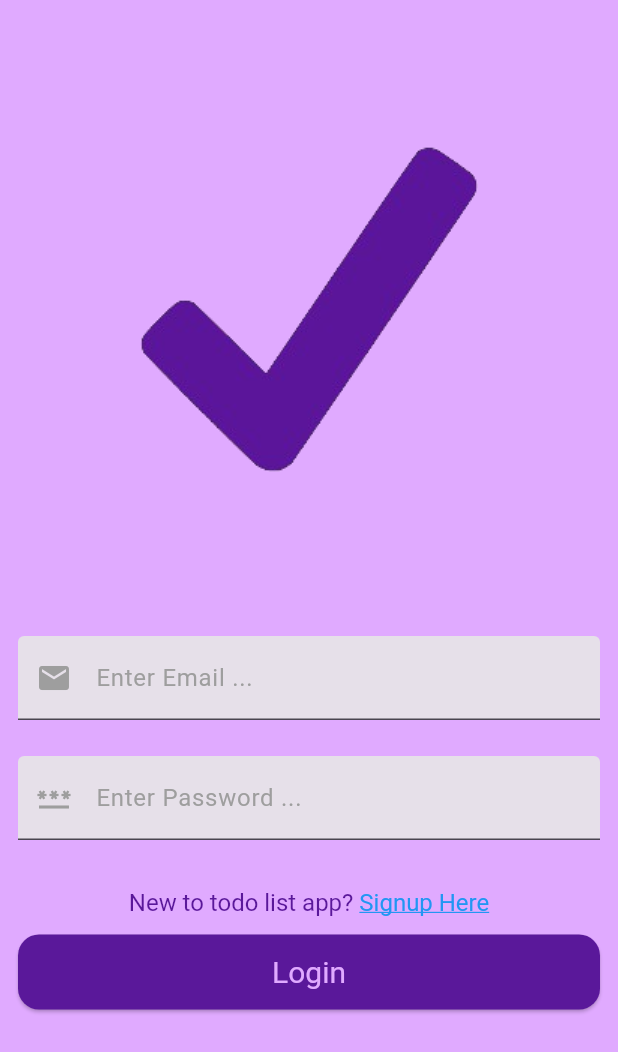
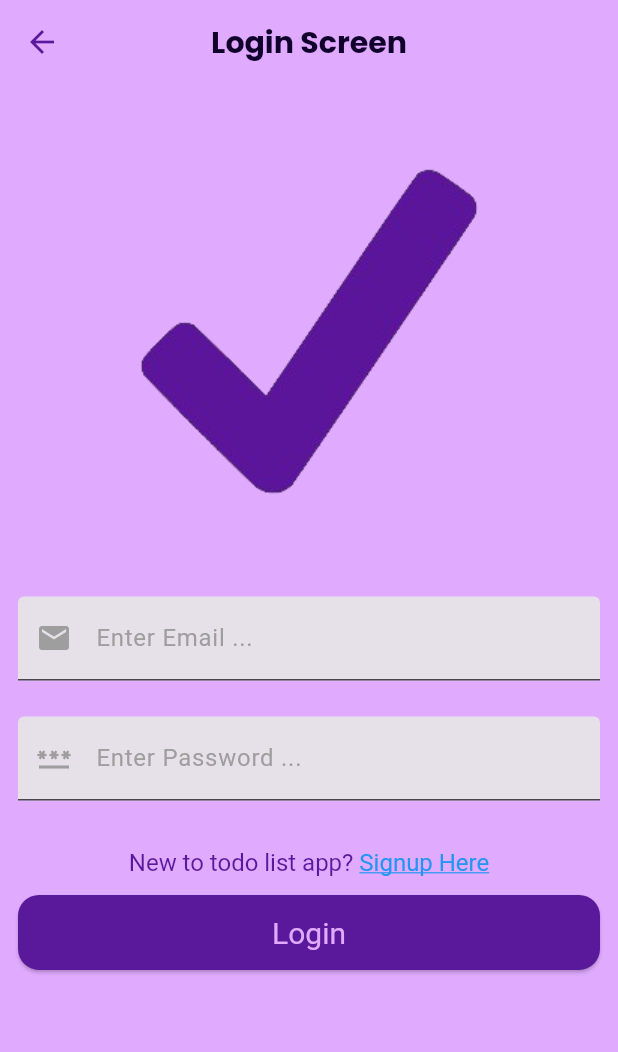
Before and after one commit to CTZNpk/TodoApp, a Flutter app: the LoginScreen screen opened directly, on a phone screen of 412 x 824 dp. Shown: the top 1052 px of the screen. Run offline on Flutter 3.47's test engine with Material 3 defaults, Android fonts, the phone set to English and light mode, and no system bars; our stand-ins replace flutter_hooks, google_fonts, hooks_riverpod.

Commit message:
Add Routing

```diff
--- a/todo_app_fast_api/lib/core/features/auth/screens/login_screen.dart
+++ b/todo_app_fast_api/lib/core/features/auth/screens/login_screen.dart
@@ -1,10 +1,13 @@
+import 'package:flutter/gestures.dart';
 import 'package:flutter/material.dart';
 import 'package:flutter_hooks/flutter_hooks.dart';
 import 'package:hooks_riverpod/hooks_riverpod.dart';
+import 'package:todo_app_fast_api/core/features/auth/screens/signup_screen.dart';
 import 'package:todo_app_fast_api/core/features/auth/screens/widgets/my_text_form_field.dart';
 import 'package:todo_app_fast_api/themes/t_app_theme.dart';
 
 class LoginScreen extends HookConsumerWidget {
+  static const routeName = '/login_screen';
   const LoginScreen({super.key});
   @override
   Widget build(BuildContext context, WidgetRef ref) {
@@ -13,11 +16,19 @@ class LoginScreen extends HookConsumerWidget {
     final size = MediaQuery.of(context).size;
 
     return Scaffold(
-      resizeToAvoidBottomInset: false,
+      appBar: AppBar(
+        title: const Text(
+          'Login Screen',
+          style: TextStyle(
+            fontSize: 20,
+          ),
+        ),
+        centerTitle: true,
+      ),
       body: ListView(
         children: [
           SizedBox(
-            height: size.height * 0.5,
+            height: size.height * 0.4,
             child: Image.asset(
               'assets/images/tick.png',
             ),
@@ -45,11 +56,16 @@ class LoginScreen extends HookConsumerWidget {
                     color: AppTheme.primaryColor,
                     fontSize: 16,
                   ),
-                  children: const [
-                    TextSpan(text: 'New to todo list app? '),
+                  children: [
+                    const TextSpan(text: 'New to todo list app? '),
                     TextSpan(
                       text: 'Signup Here',
-                      style: TextStyle(
+                      recognizer: TapGestureRecognizer()
+                        ..onTap = () {
+                          Navigator.pushReplacementNamed(
+                              context, SignupScreen.routeName);
+                        },
+                      style: const TextStyle(
                         color: Colors.blue,
                         decoration: TextDecoration.underline,
                       ),
--- a/todo_app_fast_api/lib/core/features/dashboard/screens/add_todo_screen.dart
+++ b/todo_app_fast_api/lib/core/features/dashboard/screens/add_todo_screen.dart
@@ -4,6 +4,8 @@ import 'package:hooks_riverpod/hooks_riverpod.dart';
 import 'package:todo_app_fast_api/core/features/auth/screens/widgets/my_text_form_field.dart';
 
 class AddTodoScreen extends HookConsumerWidget {
+  static const routeName = '/add_todo_screen';
+
   const AddTodoScreen({super.key});
   @override
   Widget build(BuildContext context, WidgetRef ref) {
--- a/todo_app_fast_api/lib/core/features/dashboard/screens/main_screen.dart
+++ b/todo_app_fast_api/lib/core/features/dashboard/screens/main_screen.dart
@@ -1,11 +1,11 @@
 import 'package:flutter/material.dart';
-import 'package:flutter/widgets.dart';
 import 'package:google_fonts/google_fonts.dart';
 import 'package:hooks_riverpod/hooks_riverpod.dart';
 import 'package:intl/intl.dart';
 import 'package:todo_app_fast_api/themes/t_app_theme.dart';
 
 class MainPage extends HookConsumerWidget {
+  static const routeName = '/main_page';
   const MainPage({super.key});
 
   @override
@@ -54,7 +54,7 @@ class MainPage extends HookConsumerWidget {
                       'Disable Account',
                       style: TextStyle(fontSize: 16),
                     ),
-                    Icon(Icons.delete_sharp),
+                    Icon(Icons.disabled_visible),
                   ],
                 ),
               ),
--- a/todo_app_fast_api/lib/core/features/onboarding/splash_screen.dart
+++ b/todo_app_fast_api/lib/core/features/onboarding/splash_screen.dart
@@ -1,4 +1,5 @@
 import 'package:flutter/material.dart';
+import 'package:todo_app_fast_api/core/features/onboarding/onboarding_screen.dart';
 import 'package:todo_app_fast_api/themes/t_app_theme.dart';
 
 class SplashScreen extends StatelessWidget {
@@ -6,6 +7,10 @@ class SplashScreen extends StatelessWidget {
 
   @override
   Widget build(BuildContext context) {
+    Future.delayed(const Duration(seconds: 3), () {
+      Navigator.pushReplacementNamed(context, OnboardingScreen.routeName);
+    });
+
     return Scaffold(
       backgroundColor: AppTheme.primaryColor,
       body: Center(
```
Also changed, not shown: todo_app_fast_api/lib/core/features/auth/screens/signup_screen.dart (+22 -5 lines), todo_app_fast_api/lib/core/features/onboarding/onboarding_screen.dart (+6 -1 lines), todo_app_fast_api/lib/main.dart (+3 -6 lines), todo_app_fast_api/lib/router.dart (+39 -0 lines).
